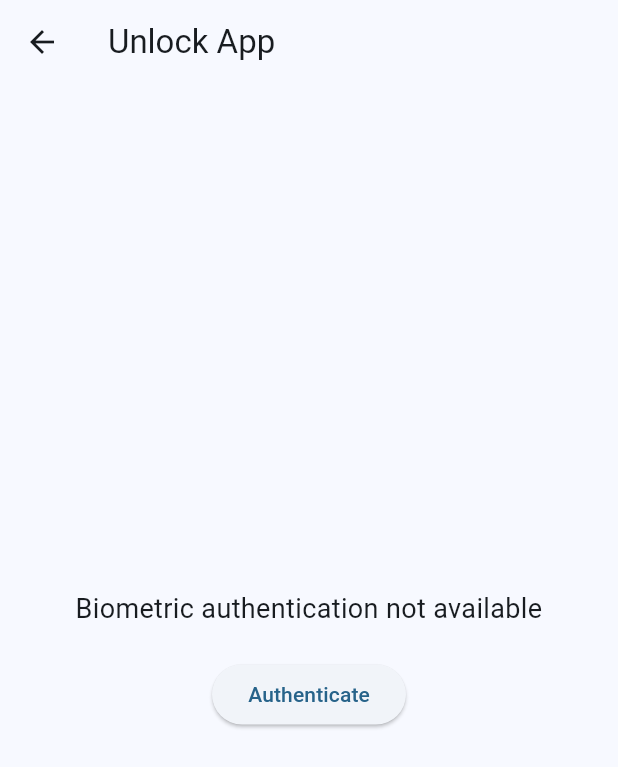
After one commit to Hitesh4590/demoMessenger, a Flutter app: the UnlockView screen opened by its route, after a tap on "Authenticate", on a phone screen of 412 x 824 dp. The commit adds this screen. Shown: the top 767 px of the screen. Run offline on Flutter 3.47's test engine with Material 3 defaults, Android fonts, the phone set to English and light mode, and no system bars; our stand-ins replace firebase_core, flutter_riverpod, local_auth, shared_preferences; accounts and stored records are empty.

Commit message:
[Add] Biometric Unlock

```diff
--- a/lib/main.dart
+++ b/lib/main.dart
@@ -1,4 +1,4 @@
-import 'package:demo_messenger/screens/splash/splash_screen.dart';
+import 'package:demo_messenger/utils/routes.dart';
 import 'package:firebase_core/firebase_core.dart';
 import 'package:flutter/material.dart';
 import 'package:flutter_riverpod/flutter_riverpod.dart';
@@ -36,7 +36,8 @@ class MyApp extends StatelessWidget {
         ),
       ),
       themeMode: ThemeMode.light,
-      home: const SplashScreen(),
+      initialRoute: AppRoute.splashScreen.path,
+      routes: appRoutes,
     );
   }
 }
--- a/lib/providers/login_provider.dart
+++ b/lib/providers/login_provider.dart
@@ -0,0 +1,30 @@
+import 'package:flutter_riverpod/flutter_riverpod.dart';
+import 'package:local_auth/local_auth.dart';
+
+// Provider for LocalAuthentication instance
+final localAuthProvider = Provider<LocalAuthentication>((ref) {
+  return LocalAuthentication();
+});
+
+// Provider for authentication state
+final authStateProvider = StateProvider<AuthState>((ref) {
+  return AuthState(
+    message: 'Please authenticate to proceed',
+    isAuthenticating: false,
+  );
+});
+
+// Data class to hold authentication state
+class AuthState {
+  final String message;
+  final bool isAuthenticating;
+
+  AuthState({required this.message, required this.isAuthenticating});
+
+  AuthState copyWith({String? message, bool? isAuthenticating}) {
+    return AuthState(
+      message: message ?? this.message,
+      isAuthenticating: isAuthenticating ?? this.isAuthenticating,
+    );
+  }
+}
--- a/lib/screens/login/login_screen.dart
+++ b/lib/screens/login/login_screen.dart
@@ -1,3 +1,4 @@
+import 'package:demo_messenger/utils/shared_prefs_helper.dart';
 import 'package:demo_messenger/widgets/custom_text_form.dart';
 import 'package:flutter/material.dart';
 import 'package:flutter_riverpod/flutter_riverpod.dart';
@@ -12,7 +13,7 @@ class LoginScreen extends ConsumerStatefulWidget {
 }
 
 class _LoginScreenState extends ConsumerState<LoginScreen> {
-  final _formKey = GlobalKey<FormState>();
+  // final _formKey = GlobalKey<FormState>();
   final _emailFocusNode = FocusNode();
   final _passwordFocusNode = FocusNode();
   final _emailController = TextEditingController();
@@ -25,6 +26,10 @@ class _LoginScreenState extends ConsumerState<LoginScreen> {
     _emailController.dispose();
     _passwordController.dispose();
     super.dispose();
+  }
+
+  void _handleLogin() async {
+    await SharedPrefsHelper.setFirstLogin(false);
   }
 
   @override
@@ -86,7 +91,7 @@ class _LoginScreenState extends ConsumerState<LoginScreen> {
                   SizedBox(
                     width: double.infinity,
                     child: ElevatedButton(
-                      onPressed: () {},
+                      onPressed: _handleLogin,
                       style: ElevatedButton.styleFrom(
                         padding: const EdgeInsets.symmetric(vertical: 16.0),
                         shape: RoundedRectangleBorder(
--- /dev/null
+++ b/lib/screens/login/unlock_view.dart
@@ -0,0 +1,95 @@
+import 'package:demo_messenger/utils/routes.dart';
+import 'package:flutter/material.dart';
+import 'package:flutter_riverpod/flutter_riverpod.dart';
+import 'package:local_auth/local_auth.dart';
+
+import '../../providers/login_provider.dart';
+
+class UnlockView extends ConsumerStatefulWidget {
+  const UnlockView({super.key});
+
+  @override
+  ConsumerState<UnlockView> createState() => _UnlockViewState();
+}
+
+class _UnlockViewState extends ConsumerState<UnlockView> {
+  @override
+  void initState() {
+    super.initState();
+    WidgetsBinding.instance.addPostFrameCallback((_) {
+      if (mounted && !ref.read(authStateProvider).isAuthenticating) {
+        _startAuth();
+      }
+    });
+  }
+
+  Future<void> _startAuth() async {
+    final auth = ref.read(localAuthProvider);
+
+    try {
+      final canUseBiometrics = await auth.canCheckBiometrics;
+      final isSupported = await auth.isDeviceSupported();
+
+      if (!canUseBiometrics && !isSupported) {
+        ref.read(authStateProvider.notifier).state = AuthState(
+          message: 'Biometric authentication not available',
+          isAuthenticating: false,
+        );
+        return;
+      }
+
+      ref.read(authStateProvider.notifier).state = AuthState(
+        message: 'Authenticating...',
+        isAuthenticating: true,
+      );
+
+      final authenticated = await auth.authenticate(
+        localizedReason: 'Please authenticate to access the app',
+        options: const AuthenticationOptions(
+          biometricOnly: false,
+          stickyAuth: true,
+        ),
+      );
+
+      ref.read(authStateProvider.notifier).state = AuthState(
+        message: authenticated ? 'Authenticated!' : 'Authentication failed',
+        isAuthenticating: false,
+      );
+
+      if (authenticated && mounted) {
+        navigateAndReplace(context, AppRoute.register);
+      }
+    } catch (e) {
+      ref.read(authStateProvider.notifier).state = AuthState(
+        message: 'Error: $e',
+        isAuthenticating: false,
+      );
+    }
+  }
+
+  @override
+  Widget build(BuildContext context) {
+    final authState = ref.watch(authStateProvider);
+
+    return Scaffold(
+      appBar: AppBar(title: const Text('Unlock App')),
+      body: Center(
+        child: Column(
+          mainAxisAlignment: MainAxisAlignment.center,
+          children: [
+            Text(
+              authState.message,
+              style: const TextStyle(fontSize: 18),
+              textAlign: TextAlign.center,
+            ),
+            const SizedBox(height: 20),
+            ElevatedButton(
+              onPressed: authState.isAuthenticating ? null : _startAuth,
+              child: const Text('Authenticate'),
+            ),
+          ],
+        ),
+      ),
+    );
+  }
+}
--- a/lib/screens/splash/splash_screen.dart
+++ b/lib/screens/splash/splash_screen.dart
@@ -1,16 +1,18 @@
 import 'dart:async';
-import 'package:demo_messenger/screens/login/login_screen.dart';
+
+import 'package:demo_messenger/utils/routes.dart';
+import 'package:demo_messenger/utils/shared_prefs_helper.dart';
 import 'package:flutter/material.dart';
-import '../registration/registration_screen.dart';
+import 'package:flutter_riverpod/flutter_riverpod.dart';
 
-class SplashScreen extends StatefulWidget {
+class SplashScreen extends ConsumerStatefulWidget {
   const SplashScreen({super.key});
 
   @override
-  State<SplashScreen> createState() => _SplashScreenState();
+  ConsumerState<SplashScreen> createState() => _SplashScreenState();
 }
 
-class _SplashScreenState extends State<SplashScreen> {
+class _SplashScreenState extends ConsumerState<SplashScreen> {
   String _imagePath = 'assets/images/splash1.png';
 
   @override
@@ -25,20 +27,19 @@ class _SplashScreenState extends State<SplashScreen> {
     });
 
     // Navigate to RegistrationScreen after 3 seconds
-    Timer(Duration(seconds: 3), () {
-      Navigator.pushReplacement(
-        context,
-        MaterialPageRoute(builder: (context) => LoginScreen()),
-      );
+    Timer(Duration(seconds: 3), () async {
+      final isFirstLogin = SharedPrefsHelper.getFirstLogin();
+      if (context.mounted) {
+        navigateAndRemoveUntil(
+          context,
+          await isFirstLogin ? AppRoute.login : AppRoute.unlockView,
+        );
+      }
     });
   }
 
   @override
   Widget build(BuildContext context) {
-    return Scaffold(
-      body: Center(
-        child: Image.asset(_imagePath),
-      ),
-    );
+    return Scaffold(body: Center(child: Image.asset(_imagePath)));
   }
 }
--- a/lib/utils/routes.dart
+++ b/lib/utils/routes.dart
@@ -1,3 +1,7 @@
+import 'package:demo_messenger/screens/login/login_screen.dart';
+import 'package:demo_messenger/screens/login/unlock_view.dart';
+import 'package:demo_messenger/screens/registration/registration_screen.dart';
+import 'package:demo_messenger/screens/splash/splash_screen.dart';
 import 'package:flutter/material.dart';
 
 
@@ -5,7 +9,11 @@ import 'package:flutter/material.dart';
 enum AppRoute {
   home('/'),
   details('/details'),
-  settings('/settings');
+  settings('/settings'),
+  login('/login'),
+  unlockView('/unlock'),
+  splashScreen('/splash'),
+  register('/register');
 
   final String path;
   const AppRoute(this.path);
@@ -16,6 +24,10 @@ Map<String, WidgetBuilder> appRoutes = {
   AppRoute.home.path: (context) => Placeholder(),
   AppRoute.details.path: (context) => Placeholder(),
   AppRoute.settings.path: (context) => Placeholder(),
+  AppRoute.login.path: (context) => LoginScreen(),
+  AppRoute.unlockView.path: (context) => UnlockView(),
+  AppRoute.splashScreen.path: (context) => SplashScreen(),
+  AppRoute.register.path: (context) => RegistrationScreen(),
 };
 
 // Navigation helper functions
--- /dev/null
+++ b/lib/utils/shared_prefs_helper.dart
@@ -0,0 +1,22 @@
+import 'package:shared_preferences/shared_preferences.dart';
+
+enum PrefKeys {
+  isFirstLogin('is_first_login');
+
+  final String key;
+  const PrefKeys(this.key);
+}
+
+class SharedPrefsHelper {
+  // Set is_first_login value
+  static Future<void> setFirstLogin(bool isFirstLogin) async {
+    final SharedPreferences prefs = await SharedPreferences.getInstance();
+    await prefs.setBool(PrefKeys.isFirstLogin.key, isFirstLogin);
+  }
+
+  // Get is_first_login value, defaults to true if not set
+  static Future<bool> getFirstLogin() async {
+    final SharedPreferences prefs = await SharedPreferences.getInstance();
+    return prefs.getBool(PrefKeys.isFirstLogin.key) ?? true;
+  }
+}
--- a/pubspec.yaml
+++ b/pubspec.yaml
@@ -39,6 +39,7 @@ dependencies:
   flutter_riverpod: ^2.6.1
   shared_preferences: ^2.5.3
   riverpod_annotation: ^2.6.1
+  local_auth: ^2.3.0
 
 dev_dependencies:
   flutter_test:
```
Also changed, not shown: pubspec.lock, 4 other files.
